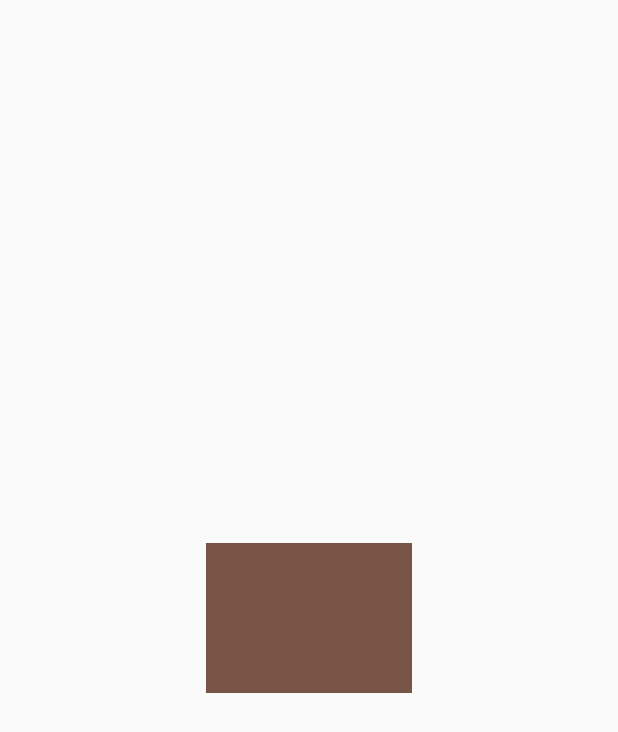
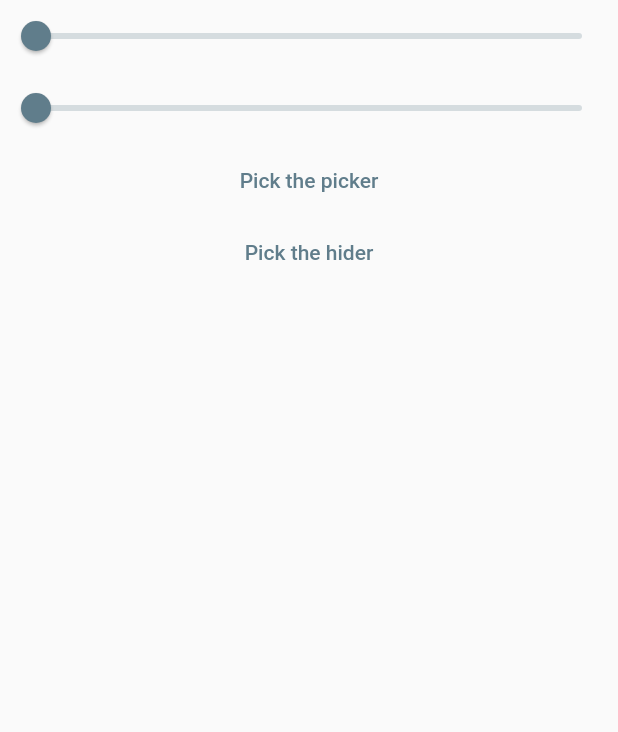
Before and after one commit to A-Castanho/animation-tests, a Flutter app: the screen it shows after launch, on a phone screen of 412 x 824 dp. Shown: the top 732 px of the screen. Run offline on Flutter 3.47's test engine with Material 2 defaults, Android fonts, the phone set to English and light mode, and no system bars; our stand-ins replace flutter_hooks, hooks_riverpod, image_picker.

Commit message:
Added Boxhide

```diff
--- a/lib/animations/box_hide.dart
+++ b/lib/animations/box_hide.dart
@@ -5,45 +5,46 @@ import 'package:flutter_hooks/flutter_hooks.dart';
 
 class BoxHide extends HookWidget {
   //const BoxHide({super.key, required this.duration});
+  final double animationHeight;
+  final int animationSeconds;
+  final Image hiderImage;
+  final Image pickerImage;
+  //TODO add direction to play animation
+
+  const BoxHide(
+      {super.key,
+      this.animationHeight = 300.0,
+      this.animationSeconds = 1,
+      required this.pickerImage,
+      required this.hiderImage});
 
   @override
   Widget build(BuildContext context) {
     AnimationController controller = useAnimationController(
-        duration: const Duration(seconds: 3), initialValue: 0);
+        duration: Duration(seconds: animationSeconds), initialValue: 0);
 
     Animation<double> animation = Tween<double>(begin: 0, end: 1)
         .animate(CurvedAnimation(parent: controller, curve: Curves.easeOut));
 
-/*     //AnimationController instance
-    final sentValue = (duration * 1000).floor();
-    if (sentValue != 0) {
-      controller =
-          useAnimationController(duration: Duration(milliseconds: sentValue))
-            ..forward()
-            ..repeat(reverse: true);
-    } */
-
-    return Stack(alignment: Alignment.bottomCenter, children: [
-      Positioned(
-        child: AnimatedBuilder(
+    return Stack(alignment: Alignment.center, children: [
+      AnimatedBuilder(
           animation: animation,
           builder: (context, child) {
+            /*  return Transform.scale(
+              scale: cos(animation.value) * 10,
+              child: child,
+            ); */
             return Transform.translate(
-                offset: Offset(0, cos(animation.value) * 500),
+              offset: Offset(0,
+                  (cos(animation.value) * animationHeight) - animationHeight),
               child: child,
             );
           },
           child: const CircleAvatar(
-              backgroundColor: Colors.red,
+            backgroundColor: Colors.blue,
             radius: 30,
           )),
-      ),
-      /* Positioned(
-        bottom: cos(animation.value) * 500,
-        child: Container(color: Colors.blue, height: 50, width: 50),
-      ), */
-      Positioned(
-        child: GestureDetector(
+      GestureDetector(
         child: Container(
           color: Colors.brown,
           width: 300,
@@ -56,7 +57,6 @@ class BoxHide extends HookWidget {
           }
         },
       ),
-      ),
     ]);
   }
 }
--- a/lib/main.dart
+++ b/lib/main.dart
@@ -8,6 +8,7 @@ import 'package:hooks_riverpod/hooks_riverpod.dart';
 
 import 'animations/box_hide.dart';
 import 'animations/bumpy_square.dart';
+import 'screens/box_hide_screen.dart';
 
 //CHECK FOLLOWING:
 //
@@ -60,14 +61,14 @@ class DynamicCircle extends HookConsumerWidget {
     controller.forward();
 
     return Scaffold(
-      body: Center(
+        body: /* Center(
         child: SizedBox(
           width: MediaQuery.of(context).size.width / 3,
           child: Column(
             mainAxisAlignment: MainAxisAlignment.spaceEvenly,
             crossAxisAlignment: CrossAxisAlignment.center,
-            children: [
-              /*  Slider(
+            children: [ */
+            /*  Slider(
                   value: sliderValue,
                   max: 1.0,
                   min: 0.0,
@@ -80,11 +81,11 @@ class DynamicCircle extends HookConsumerWidget {
                 duration: sliderValue,
               ),
               RotatingContainer(), */
-              BoxHide()
-            ],
+            Center(child: BoxHideScreen())
+        /*  ],
           ),
         ),
-      ),
-    );
+      ), */
+        );
   }
 }
--- /dev/null
+++ b/lib/screens/box_hide_screen.dart
@@ -0,0 +1,69 @@
+import 'package:flutter/material.dart';
+import 'package:hooks_animations/animations/box_hide.dart';
+import 'package:hooks_animations/services/image_service.dart';
+import 'package:hooks_riverpod/hooks_riverpod.dart';
+
+class BoxHideScreen extends ConsumerWidget {
+  BoxHideScreen({super.key});
+  final _heightProvider = StateProvider<double>(
+    (ref) => 0.1,
+  );
+  final _durationProvider = StateProvider<double>(
+    (ref) => 0.1,
+  );
+  final _pickerImageProvider = StateProvider<Image?>(
+    (ref) => null,
+  );
+  final _hiderImageProvider = StateProvider<Image?>(
+    (ref) => null,
+  );
+
+  @override
+  Widget build(BuildContext context, WidgetRef ref) {
+    final hider = ref.watch(_hiderImageProvider.state).state;
+    final picker = ref.watch(_pickerImageProvider.state).state;
+
+    return Column(
+      children: [
+        Slider(
+            label: 'Height',
+            value: ref.watch(_heightProvider.state).state,
+            max: 3.0,
+            min: 0.1,
+            onChanged: (value) {
+              ref.read(_heightProvider.notifier).state = value;
+            }),
+        Slider(
+            label: 'Duration',
+            value: ref.watch(_durationProvider.state).state,
+            max: 5.0,
+            min: 0.1,
+            onChanged: (value) {
+              ref.read(_durationProvider.notifier).state = value;
+            }),
+        TextButton(
+            onPressed: () async {
+              final imageFile = await getImageFromGallery();
+              ref.read(_pickerImageProvider.notifier).state =
+                  imageFile != null ? Image.file(imageFile) : null;
+            },
+            child: const Text('Pick the picker')),
+        TextButton(
+            onPressed: () async {
+              final imageFile = await getImageFromGallery();
+              ref.read(_hiderImageProvider.notifier).state =
+                  imageFile != null ? Image.file(imageFile) : null;
+            },
+            child: const Text('Pick the hider')),
+        if (hider != null && picker != null)
+          BoxHide(
+            pickerImage: picker!,
+            hiderImage: hider!,
+            animationHeight: ref.read(_heightProvider.notifier).state,
+            animationSeconds:
+                ref.read(_durationProvider.notifier).state.round(),
+          )
+      ],
+    );
+  }
+}
--- a/pubspec.yaml
+++ b/pubspec.yaml
@@ -38,6 +38,7 @@ dependencies:
   cupertino_icons: ^1.0.2
   flutter_hooks: ^0.18.5+1
   hooks_riverpod: ^2.0.2
+  image_picker: ^0.8.6
 
 dev_dependencies:
   flutter_test:
```
Also changed, not shown: lib/services/image_service.dart (added, +15 -0 lines), pubspec.lock, 1 other file. Lines whose indentation alone changed are shown as unchanged.
